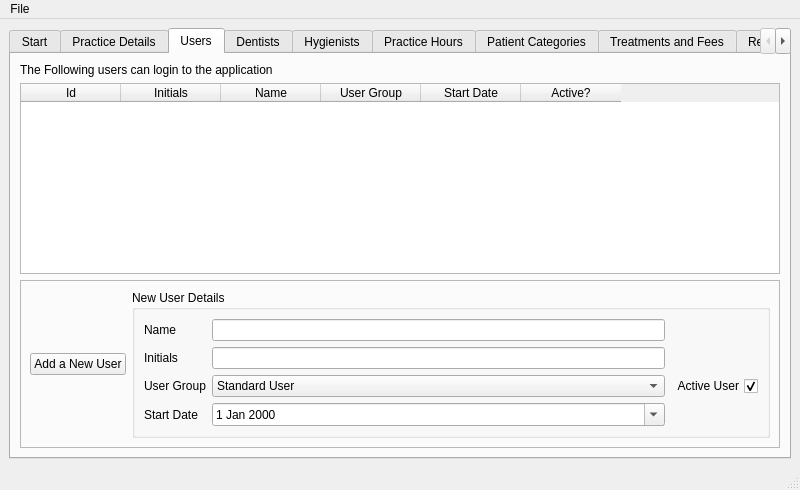
Qt form src/openmolar/qt-designer/initialise.ui (rowinggolfer/openmolar1) before a commit.
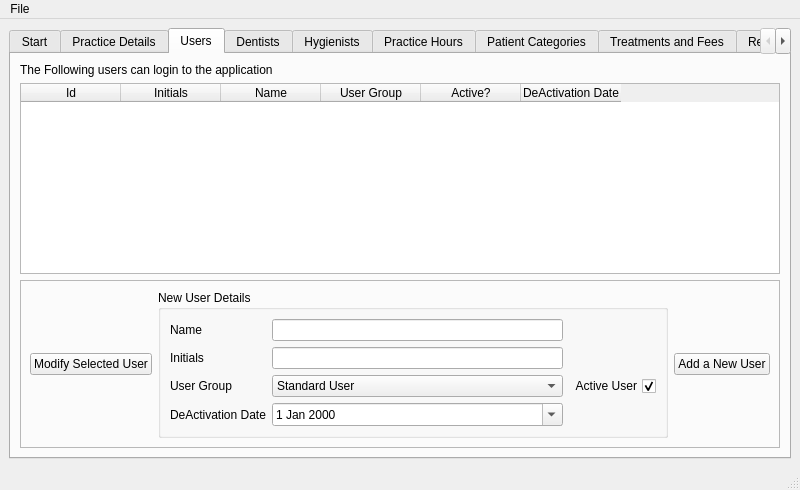
The same form after that commit.

Diff of the .ui file:
```diff
--- a/src/openmolar/qt-designer/initialise.ui
+++ b/src/openmolar/qt-designer/initialise.ui
@@ -323,7 +323,16 @@
          </widget>
         </item>
         <item>
-         <widget class="QTableWidget" name="tableWidget">
+         <widget class="QTableWidget" name="users_tableWidget">
+          <property name="alternatingRowColors">
+           <bool>true</bool>
+          </property>
+          <property name="selectionMode">
+           <enum>QAbstractItemView::SingleSelection</enum>
+          </property>
+          <property name="selectionBehavior">
+           <enum>QAbstractItemView::SelectRows</enum>
+          </property>
           <column>
            <property name="text">
             <string>Id</string>
@@ -344,16 +353,16 @@
             <string>User Group</string>
            </property>
           </column>
-          <column>
-           <property name="text">
-            <string>Start Date</string>
-           </property>
-          </column>
           <column>
            <property name="text">
             <string>Active?</string>
            </property>
           </column>
+          <column>
+           <property name="text">
+            <string>DeActivation Date</string>
+           </property>
+          </column>
          </widget>
         </item>
         <item>
@@ -364,19 +373,20 @@
           <property name="frameShadow">
            <enum>QFrame::Raised</enum>
           </property>
-          <layout class="QGridLayout" name="gridLayout_2">
-           <item row="0" column="0" colspan="2">
-            <widget class="QPushButton" name="newUser_pushButton">
-             <property name="enabled">
-              <bool>true</bool>
-             </property>
-             <property name="text">
-              <string>Add a New User</string>
-             </property>
-            </widget>
+          <layout class="QHBoxLayout" name="horizontalLayout">
+           <item>
+            <layout class="QVBoxLayout" name="verticalLayout_11">
+             <item>
+              <widget class="QPushButton" name="modifyUser_pushButton">
+               <property name="text">
+                <string>Modify Selected User</string>
+               </property>
+              </widget>
+             </item>
+            </layout>
            </item>
-           <item row="0" column="2">
-            <widget class="QGroupBox" name="newUser_groupBox">
+           <item>
+            <widget class="QGroupBox" name="user_groupBox">
              <property name="title">
               <string>New User Details</string>
              </property>
@@ -448,7 +458,7 @@
               <item row="3" column="0">
                <widget class="QLabel" name="label_16">
                 <property name="text">
-                 <string>Start Date</string>
+                 <string>DeActivation Date</string>
                 </property>
                </widget>
               </item>
@@ -462,6 +472,16 @@
              </layout>
             </widget>
            </item>
+           <item>
+            <widget class="QPushButton" name="newUser_pushButton">
+             <property name="enabled">
+              <bool>true</bool>
+             </property>
+             <property name="text">
+              <string>Add a New User</string>
+             </property>
+            </widget>
+           </item>
           </layout>
          </widget>
         </item>
```
Left out of the diff: 2 changed lines with no effect on the pictures.
